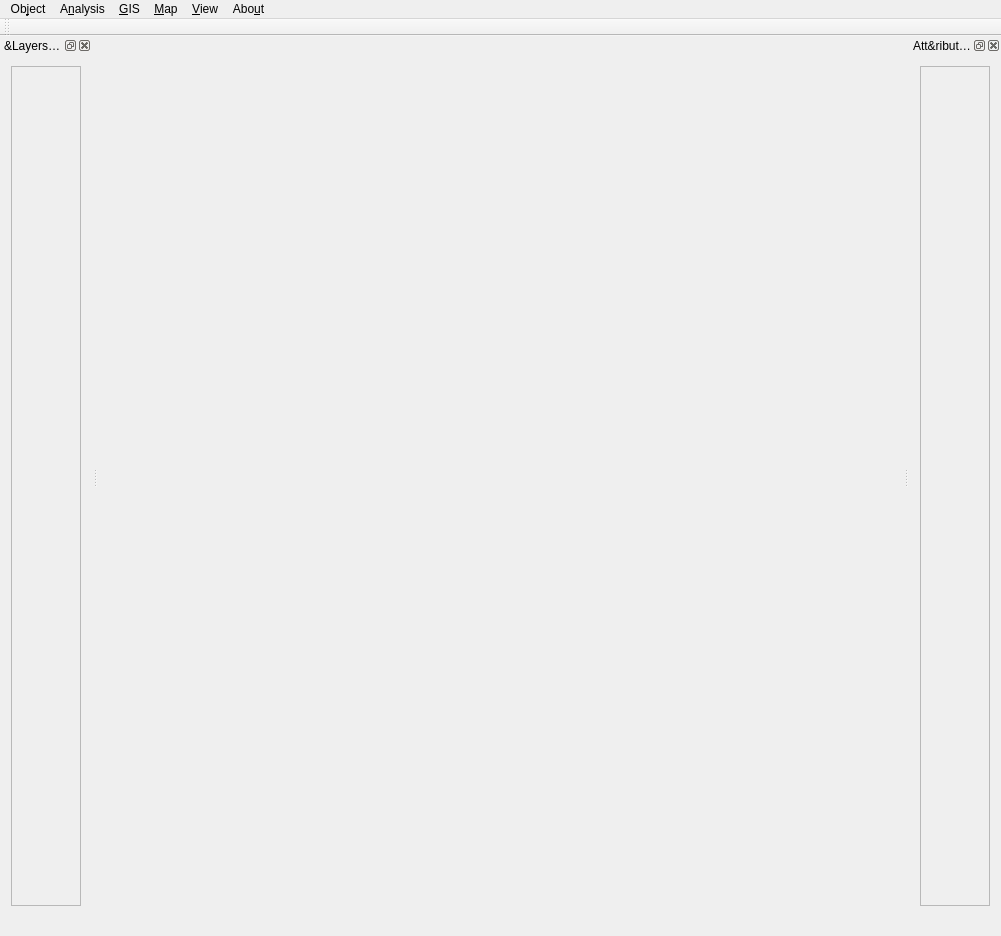
Before: the Qt Designer form gui/lumassmainwin.ui in manaakiwhenua/LUMASS, drawn with Qt 5.
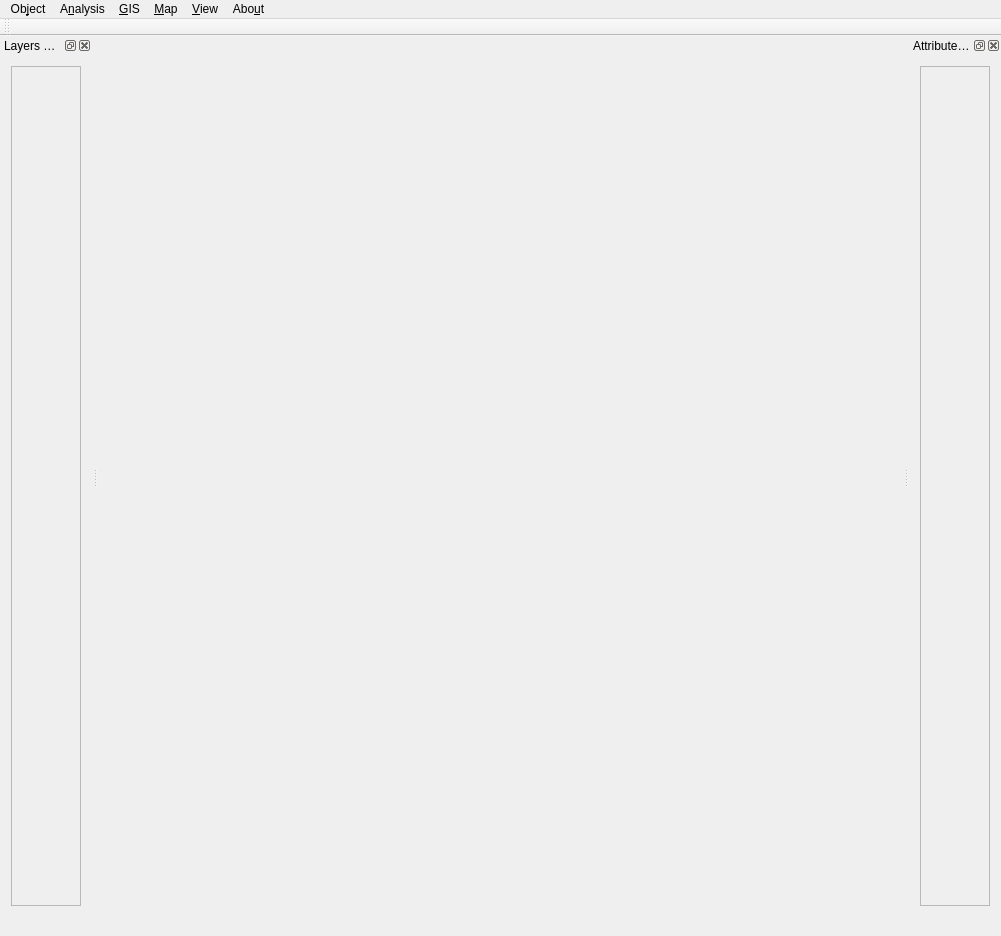
After: the same form once the commit is applied. Icons and pictures are not drawn. Custom widgets are drawn as their Qt base class.

Commit message: fix: lumassmainwin: fix names of dockable windows

Patch:
```diff
--- a/gui/lumassmainwin.ui
+++ b/gui/lumassmainwin.ui
@@ -177,7 +177,7 @@
     <set>Qt::AllDockWidgetAreas</set>
    </property>
    <property name="windowTitle">
-    <string>&amp;Layers &amp;&amp; Components</string>
+    <string>Layers &amp; Components</string>
    </property>
    <attribute name="dockWidgetArea">
     <number>1</number>
@@ -212,7 +212,7 @@
   </widget>
   <widget class="QDockWidget" name="componentInfoDock">
    <property name="windowTitle">
-    <string>Att&amp;ributes &amp;&amp; Properties</string>
+    <string>Attributes &amp; Properties</string>
    </property>
    <attribute name="dockWidgetArea">
     <number>2</number>
```
